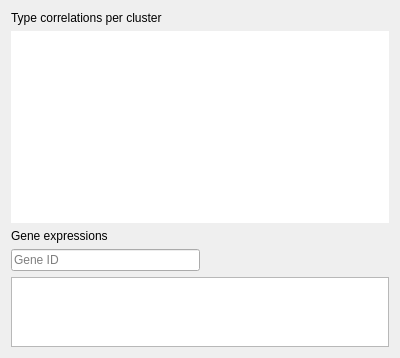
Above: TabWidget.ui from KaikiasVind/CellBadger before the change. Below: the same form after it.
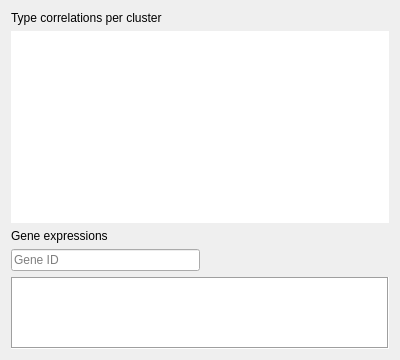
That is the form after the change.

Patch:
```diff
--- a/TabWidget.ui
+++ b/TabWidget.ui
@@ -112,6 +112,9 @@
    </item>
    <item>
     <widget class="QTableWidget" name="tableWidgetGeneExpressions">
+     <property name="frameShape">
+      <enum>QFrame::Box</enum>
+     </property>
      <property name="showDropIndicator" stdset="0">
       <bool>false</bool>
      </property>
```
Left out of the diff: 5 changed lines with no effect on the pictures.
